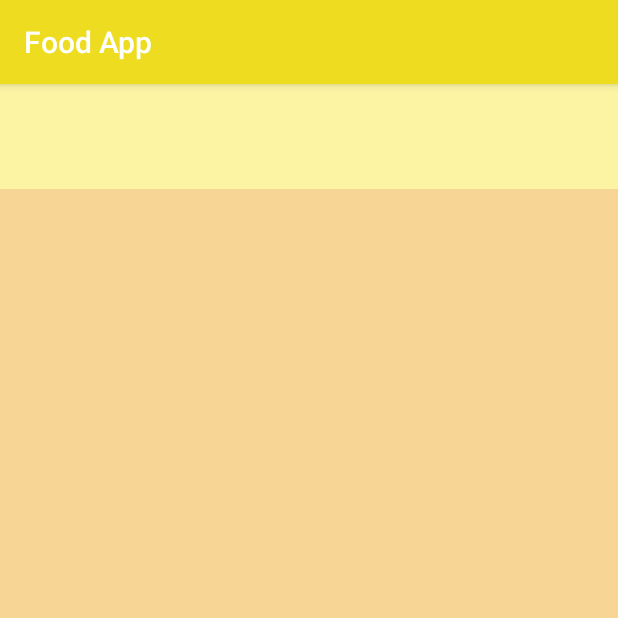
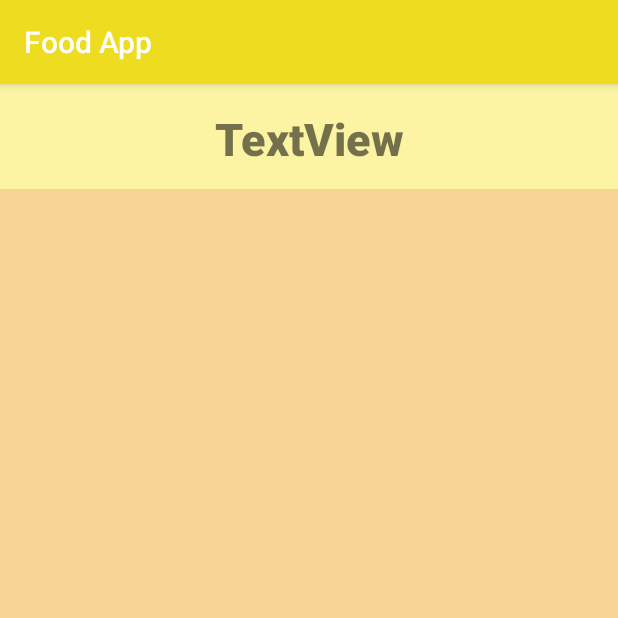
Before and after one commit to patricklouisw/UofTHack_Food_App, an Android app: the UserPoints screen opened directly, with no data from a screen before it, on a phone screen of 412 x 824 dp, the top half of it. Run offline under Robolectric (Android 15) with nearby library versions, the phone set to English and light mode, and no system bars.

Commit message:
needto commit

```diff
--- a/app/src/main/res/layout/activity_leaderboard.xml
+++ b/app/src/main/res/layout/activity_leaderboard.xml
@@ -20,7 +20,7 @@
         android:id="@+id/mainFoodtopia"
         android:layout_width="wrap_content"
         android:layout_height="wrap_content"
-        android:layout_marginStart="16dp"
+        android:layout_marginStart="132dp"
         android:layout_marginTop="16dp"
         android:text="Leaderboard"
         android:textSize="30sp"
--- a/app/src/main/res/layout/activity_user_points.xml
+++ b/app/src/main/res/layout/activity_user_points.xml
@@ -16,6 +16,18 @@
         app:layout_constraintStart_toStartOf="parent"
         app:layout_constraintTop_toTopOf="parent" />
 
+    <TextView
+        android:id="@+id/textView5"
+        android:layout_width="wrap_content"
+        android:layout_height="wrap_content"
+        android:layout_marginTop="16dp"
+        android:fontFamily="sans-serif-black"
+        android:text="TextView"
+        android:textAlignment="center"
+        android:textSize="30sp"
+        app:layout_constraintEnd_toEndOf="parent"
+        app:layout_constraintStart_toStartOf="parent"
+        app:layout_constraintTop_toTopOf="parent" />
 
 
 </androidx.constraintlayout.widget.ConstraintLayout>
```
